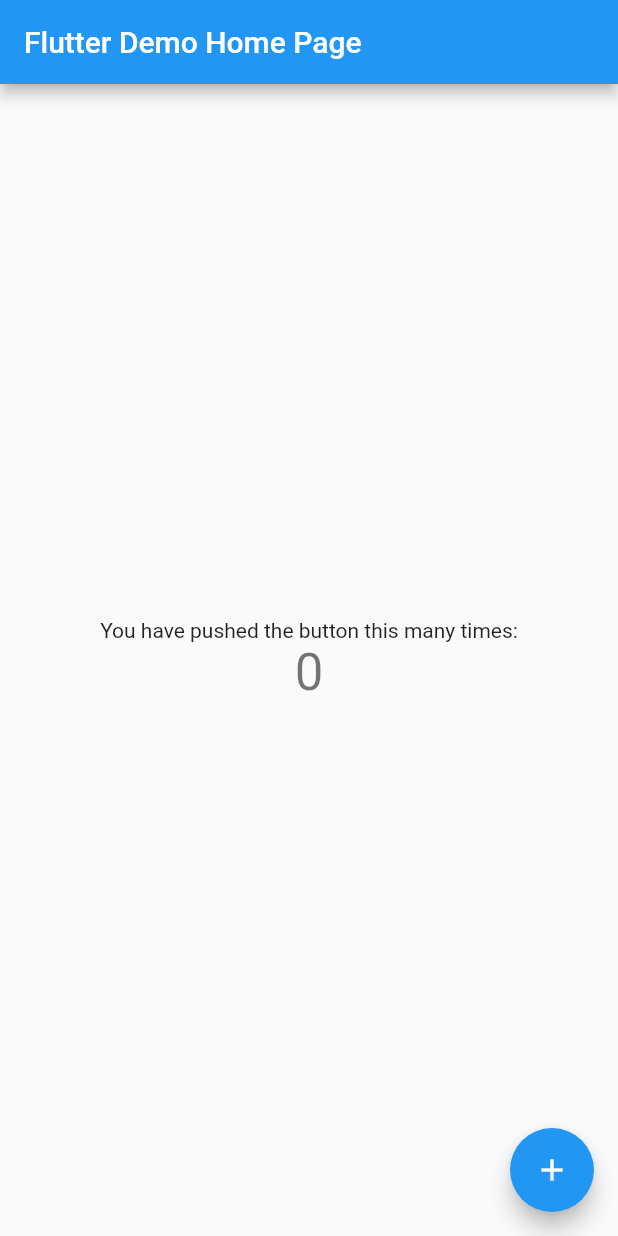
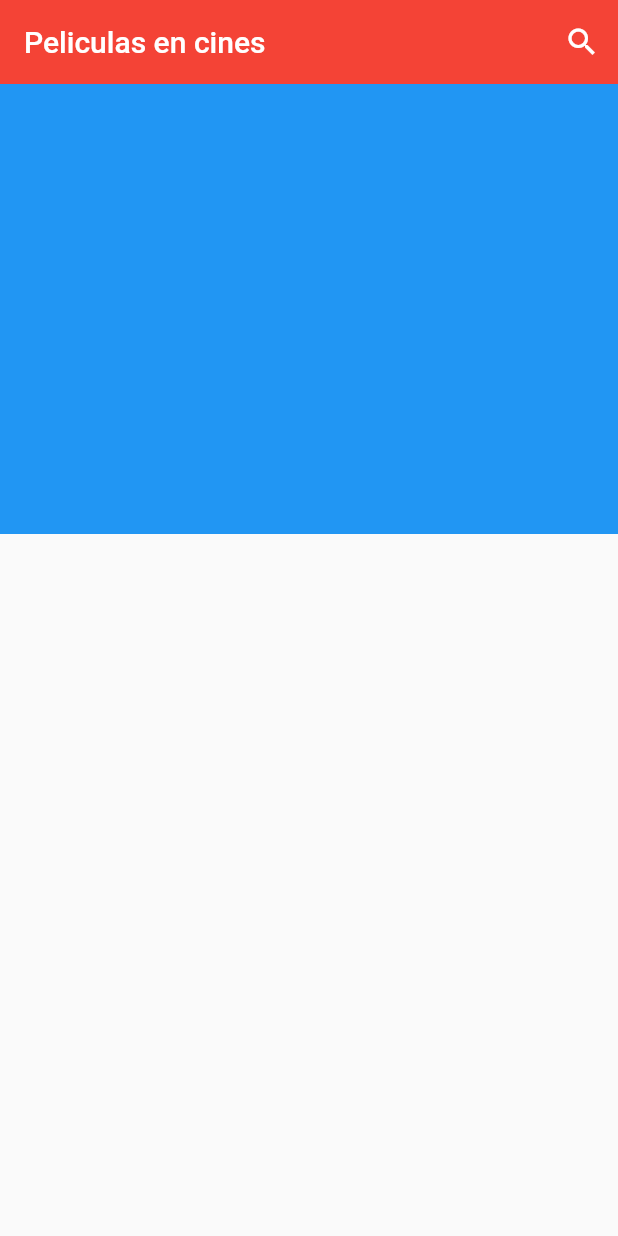
Before and after one commit to EdgarLS7/appPeliculas, a Flutter app: the screen it shows after launch, on a phone screen of 412 x 824 dp. Run offline on Flutter 3.47's test engine with Material 2 defaults, Android fonts, the phone set to English and light mode, and no system bars.

Commit message:
Diferenciar la pantalla

```diff
--- a/lib/main.dart
+++ b/lib/main.dart
@@ -1,115 +1,25 @@
 import 'package:flutter/material.dart';
 
-void main() {
-  runApp(const MyApp());
-}
+import 'package:flt_peliculas/screens/screens.dart';
+
+void main() => runApp(MyApp());
 
 class MyApp extends StatelessWidget {
-  const MyApp({Key? key}) : super(key: key);
-
-  // This widget is the root of your application.
   @override
   Widget build(BuildContext context) {
     return MaterialApp(
-      title: 'Flutter Demo',
-      theme: ThemeData(
-        // This is the theme of your application.
-        //
-        // Try running your application with "flutter run". You'll see the
-        // application has a blue toolbar. Then, without quitting the app, try
-        // changing the primarySwatch below to Colors.green and then invoke
-        // "hot reload" (press "r" in the console where you ran "flutter run",
-        // or simply save your changes to "hot reload" in a Flutter IDE).
-        // Notice that the counter didn't reset back to zero; the application
-        // is not restarted.
-        primarySwatch: Colors.blue,
-      ),
-      home: const MyHomePage(title: 'Flutter Demo Home Page'),
+      debugShowCheckedModeBanner: false,
+      title: 'Peliculas',
+      initialRoute: '/home',
+      routes: {
+        '/home'   : ( _ ) => HomeScreen(),
+        '/details': ( _ ) => DetailsScreen(),
+      },
+      theme: ThemeData.light().copyWith(
+        appBarTheme: AppBarTheme(
+          color: Colors.red
+        )
+      )
     );
   }
 }
-
-class MyHomePage extends StatefulWidget {
-  const MyHomePage({Key? key, required this.title}) : super(key: key);
-
-  // This widget is the home page of your application. It is stateful, meaning
-  // that it has a State object (defined below) that contains fields that affect
-  // how it looks.
-
-  // This class is the configuration for the state. It holds the values (in this
-  // case the title) provided by the parent (in this case the App widget) and
-  // used by the build method of the State. Fields in a Widget subclass are
-  // always marked "final".
-
-  final String title;
-
-  @override
-  State<MyHomePage> createState() => _MyHomePageState();
-}
-
-class _MyHomePageState extends State<MyHomePage> {
-  int _counter = 0;
-
-  void _incrementCounter() {
-    setState(() {
-      // This call to setState tells the Flutter framework that something has
-      // changed in this State, which causes it to rerun the build method below
-      // so that the display can reflect the updated values. If we changed
-      // _counter without calling setState(), then the build method would not be
-      // called again, and so nothing would appear to happen.
-      _counter++;
-    });
-  }
-
-  @override
-  Widget build(BuildContext context) {
-    // This method is rerun every time setState is called, for instance as done
-    // by the _incrementCounter method above.
-    //
-    // The Flutter framework has been optimized to make rerunning build methods
-    // fast, so that you can just rebuild anything that needs updating rather
-    // than having to individually change instances of widgets.
-    return Scaffold(
-      appBar: AppBar(
-        // Here we take the value from the MyHomePage object that was created by
-        // the App.build method, and use it to set our appbar title.
-        title: Text(widget.title),
-      ),
-      body: Center(
-        // Center is a layout widget. It takes a single child and positions it
-        // in the middle of the parent.
-        child: Column(
-          // Column is also a layout widget. It takes a list of children and
-          // arranges them vertically. By default, it sizes itself to fit its
-          // children horizontally, and tries to be as tall as its parent.
-          //
-          // Invoke "debug painting" (press "p" in the console, choose the
-          // "Toggle Debug Paint" action from the Flutter Inspector in Android
-          // Studio, or the "Toggle Debug Paint" command in Visual Studio Code)
-          // to see the wireframe for each widget.
-          //
-          // Column has various properties to control how it sizes itself and
-          // how it positions its children. Here we use mainAxisAlignment to
-          // center the children vertically; the main axis here is the vertical
-          // axis because Columns are vertical (the cross axis would be
-          // horizontal).
-          mainAxisAlignment: MainAxisAlignment.center,
-          children: <Widget>[
-            const Text(
-              'You have pushed the button this many times:',
-            ),
-            Text(
-              '$_counter',
-              style: Theme.of(context).textTheme.headline4,
-            ),
-          ],
-        ),
-      ),
-      floatingActionButton: FloatingActionButton(
-        onPressed: _incrementCounter,
-        tooltip: 'Increment',
-        child: const Icon(Icons.add),
-      ), // This trailing comma makes auto-formatting nicer for build methods.
-    );
-  }
-}
--- /dev/null
+++ b/lib/screens/details.screen.dart
@@ -0,0 +1,15 @@
+import 'package:flutter/material.dart';
+
+class DetailsScreen extends StatelessWidget {
+
+  @override
+  Widget build(BuildContext context) {
+    return Scaffold(
+      body: Container(
+        child: Center(
+          child: Text('Details Screen'),
+        ),
+      ),
+    );
+  }
+}
--- /dev/null
+++ b/lib/screens/home_screen.dart
@@ -0,0 +1,30 @@
+import 'package:flutter/material.dart';
+import 'package:flt_peliculas/widgets/widgets.dart';
+
+class HomeScreen extends StatelessWidget {
+
+  @override
+  Widget build(BuildContext context) {
+    return Scaffold(
+      appBar: AppBar(
+        title: Text('Peliculas en cines'),
+        elevation: 0,
+        actions: [
+          IconButton(
+            icon: Icon(Icons.search_outlined),
+            onPressed: () {},
+          )
+        ],
+      ),
+      body: Column(
+        children: [
+
+          Cardswiper()
+
+          //listado horizontal de peliculas
+
+        ]
+      )
+    );
+  }
+}
--- /dev/null
+++ b/lib/screens/screens.dart
@@ -0,0 +1,2 @@
+export 'package:flt_peliculas/screens/details.screen.dart';
+export 'package:flt_peliculas/screens/home_screen.dart';
--- /dev/null
+++ b/lib/widgets/card.swiper.dart
@@ -0,0 +1,14 @@
+import 'package:flutter/material.dart';
+
+class Cardswiper extends StatelessWidget {
+  const Cardswiper({Key? key}) : super(key: key);
+
+  @override
+  Widget build(BuildContext context) {
+    return Container(
+      width: double.infinity,
+      height: 300,
+      color: Colors.blue,
+    );
+  }
+}
--- /dev/null
+++ b/lib/widgets/widgets.dart
@@ -0,0 +1 @@
+export 'package:flt_peliculas/widgets/card.swiper.dart';
```
